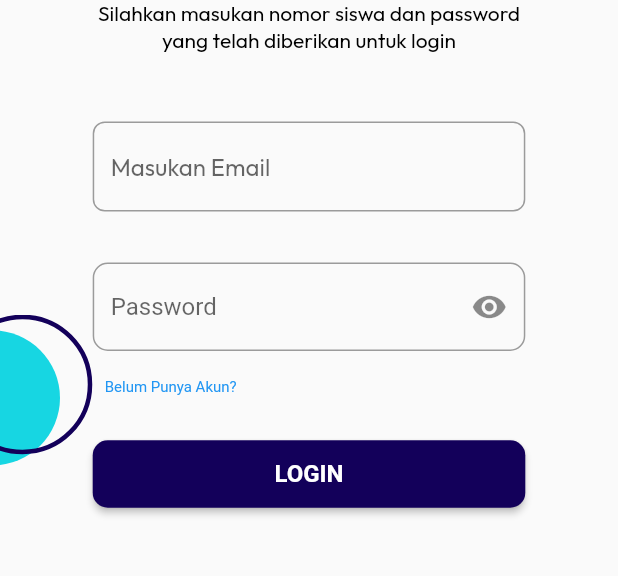
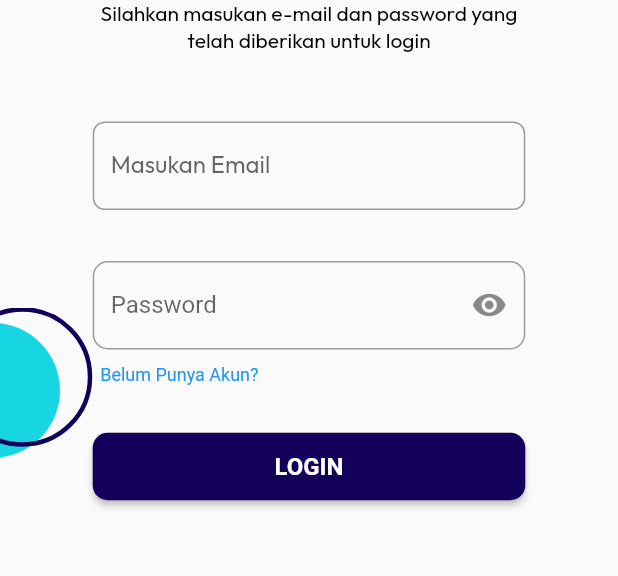
Before and after one commit to Badru2/e_learning_smk_pi, a Flutter app: the screen it shows after launch, on a phone screen of 412 x 824 dp, the part 369-945 px from its top. Run offline on Flutter 3.47's test engine with Material 2 defaults, Android fonts, the light colour scheme and no system bars; our stand-ins replace carousel_slider, cloud_firestore, dropdown_button2, firebase_auth, firebase_core, firebase_storage and 7 more; accounts and stored records are empty; Roboto replaces fonts that are missing (SemiBold); project files that could hold a hidden picture were left out.

```diff
--- a/lib/main.dart
+++ b/lib/main.dart
@@ -1,3 +1,4 @@
+import 'package:e_learning_smk_pi/screens/murid/login/auth_page.dart';
 import 'package:e_learning_smk_pi/widgets/navbar.dart';
 import 'package:firebase_auth/firebase_auth.dart';
 import 'package:firebase_core/firebase_core.dart';
@@ -32,7 +33,7 @@ class MyApp extends StatelessWidget {
           } else if (snapshot.hasData) {
             return const Navbar();
           } else {
-            return const LoginScreen();
+            return const AuthPage();
           }
         },
       ),
--- /dev/null
+++ b/lib/screens/murid/login/auth_page.dart
@@ -0,0 +1,22 @@
+import 'package:e_learning_smk_pi/screens/murid/login/login_screen.dart';
+import 'package:e_learning_smk_pi/screens/murid/login/sign_up/sign_up.dart';
+import 'package:flutter/src/widgets/framework.dart';
+import 'package:flutter/src/widgets/placeholder.dart';
+
+class AuthPage extends StatefulWidget {
+  const AuthPage({super.key});
+
+  @override
+  State<AuthPage> createState() => _AuthPageState();
+}
+
+class _AuthPageState extends State<AuthPage> {
+  bool isLogin = true;
+
+  @override
+  Widget build(BuildContext context) => isLogin
+      ? LoginScreen(onClickedSignUp: toggle)
+      : SignUp(onClickedSignIn: toggle);
+
+  void toggle() => setState(() => isLogin = !isLogin);
+}
--- a/lib/screens/murid/login/login_screen.dart
+++ b/lib/screens/murid/login/login_screen.dart
@@ -3,11 +3,17 @@ import 'package:e_learning_smk_pi/screens/murid/login/sign_in/circle.dart';
 import 'package:e_learning_smk_pi/screens/murid/login/sign_in/text_atas_e-learning.dart';
 import 'package:e_learning_smk_pi/screens/murid/login/sign_up/sign_up.dart';
 import 'package:firebase_auth/firebase_auth.dart';
+import 'package:flutter/gestures.dart';
 import 'package:flutter/material.dart';
 import 'package:google_fonts/google_fonts.dart';
 
 class LoginScreen extends StatefulWidget {
-  const LoginScreen({super.key});
+  final VoidCallback onClickedSignUp;
+
+  const LoginScreen({
+    Key? key,
+    required this.onClickedSignUp,
+  }) : super(key: key);
 
   @override
   State<LoginScreen> createState() => _LoginScreenState();
@@ -96,8 +102,8 @@ class _LoginScreenState extends State<LoginScreen> {
                                     borderRadius: BorderRadius.circular(8.0),
                                     borderSide: BorderSide(color: Colors.black),
                                   ),
-                                  hintText: 'Masukan Email',
-                                  hintStyle: GoogleFonts.outfit(
+                                  labelText: 'Masukan Email',
+                                  labelStyle: GoogleFonts.outfit(
                                     // fontFamily: "Outfit",
                                     fontWeight: FontWeight.w400,
                                     fontSize: 16,
@@ -130,7 +136,7 @@ class _LoginScreenState extends State<LoginScreen> {
                               decoration: InputDecoration(
                                 border: OutlineInputBorder(
                                     borderRadius: BorderRadius.circular(10)),
-                                hintText: 'Password',
+                                labelText: 'Password',
                                 suffixIcon: IconButton(
                                   icon: _sembunyi
                                       ? const Icon(Icons.visibility)
@@ -143,26 +149,41 @@ class _LoginScreenState extends State<LoginScreen> {
                                 ),
                               ),
                             ),
+                            // Container(
+                            //   alignment: Alignment.centerLeft,
+                            //   child: TextButton(
+                            //     onPressed: () {
+                            //       Navigator.push(
+                            //         context,
+                            //         MaterialPageRoute(
+                            //             builder: (context) => const SignUp()),
+                            //       );
+                            //     },
+                            //     child: const Text(
+                            //       'Belum Punya Akun?',
+                            //       style: TextStyle(
+                            //         fontSize: 10,
+                            //         fontWeight: FontWeight.w400,
+                            //       ),
+                            //     ),
+                            //   ),
+                            // ),
                             Container(
+                              margin: EdgeInsets.only(top: 10, left: 5),
                               alignment: Alignment.centerLeft,
-                              child: TextButton(
-                                  onPressed: () {
-                                    Navigator.push(
-                                      context,
-                                      MaterialPageRoute(
-                                          builder: (context) => const SignUp()),
-                                    );
-                                  },
-                                  child: const Text(
-                                    'Belum Punya Akun?',
-                                    style: TextStyle(
-                                      fontSize: 10,
-                                      fontWeight: FontWeight.w400,
-                                    ),
-                                  )),
+                              child: RichText(
+                                  text: TextSpan(
+                                      recognizer: TapGestureRecognizer()
+                                        ..onTap = widget.onClickedSignUp,
+                                      text: 'Belum Punya Akun?',
+                                      style: TextStyle(
+                                        fontSize: 12,
+                                        fontWeight: FontWeight.w400,
+                                        color: Colors.blue,
+                                      ))),
                             ),
                             const SizedBox(
-                              height: 10,
+                              height: 30,
                             ),
                             ElevatedButton(
                               style: ElevatedButton.styleFrom(
--- a/lib/screens/murid/login/sign_in/text_atas_e-learning.dart
+++ b/lib/screens/murid/login/sign_in/text_atas_e-learning.dart
@@ -13,13 +13,15 @@ class TextAtasLogin extends StatelessWidget {
           width: MediaQuery.of(context).size.width * 0.4,
           // height: 71,
           alignment: Alignment.center,
-          child: Text('E-LEARNING SMK PI',
-              textAlign: TextAlign.center,
-              style: GoogleFonts.outfit(
-                fontSize: 22,
-                fontWeight: FontWeight.w700,
-                color: Colors.black,
-              )),
+          child: Text(
+            'E-LEARNING SMK PI',
+            textAlign: TextAlign.center,
+            style: GoogleFonts.outfit(
+              fontSize: 22,
+              fontWeight: FontWeight.w700,
+              color: Colors.black,
+            ),
+          ),
         ),
         const SizedBox(
           height: 23,
@@ -29,7 +31,7 @@ class TextAtasLogin extends StatelessWidget {
           // width: 290,
           // height: 69,
           child: Text(
-            'Silahkan masukan nomor siswa dan password yang telah diberikan untuk login ',
+            'Silahkan masukan e-mail dan password yang telah diberikan untuk login ',
             style: TextStyle(
               fontFamily: "Outfit",
               fontSize: 14.0,
--- a/lib/widgets/my_font.dart
+++ b/lib/widgets/my_font.dart
@@ -98,6 +98,12 @@ const font12w6r = TextStyle(
   color: Colors.red,
 );
 
+const font16w4 = TextStyle(
+  fontSize: 16,
+  fontWeight: FontWeight.w400,
+  fontFamily: 'Outfit',
+);
+
 const font12w5 = TextStyle(
   fontSize: 12,
   fontWeight: FontWeight.w500,
```
Also changed, not shown: lib/screens/murid/login/sign_up/berhasil.dart (+4 -4 lines), lib/screens/murid/login/sign_up/isi_profile.dart (+17 -17 lines), lib/screens/murid/login/sign_up/jurusan.dart (+7 -2 lines), lib/screens/murid/login/sign_up/kelas.dart (+7 -2 lines), lib/screens/murid/login/sign_up/sign_up.dart (+67 -13 lines), pubspec.yaml (+5 -2 lines), pubspec.lock, 2 other files.
